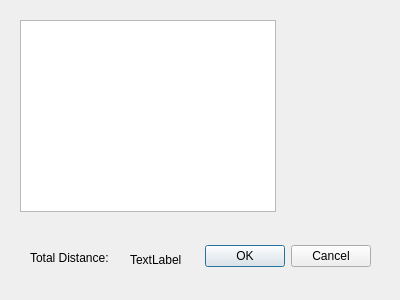
tsukidan/CS1D-Project-1, file routedisplayer.ui: the form before one commit.
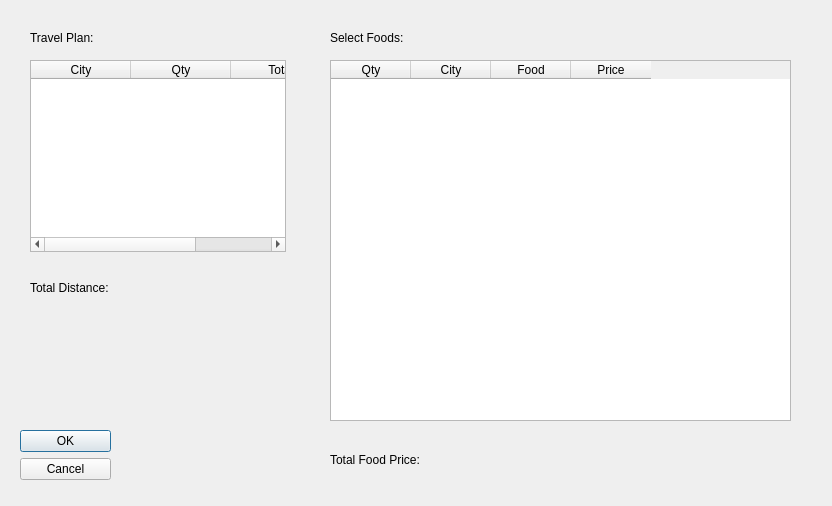
The form after the commit.

Commit message: Added foodshoppingcartitem, cityshoppingcartitem.  Changed displayfoodsforcity, routedisplayer, added functions to sqldatabase.

Patch:
```diff
--- a/routedisplayer.ui
+++ b/routedisplayer.ui
@@ -6,8 +6,8 @@
    <rect>
     <x>0</x>
     <y>0</y>
-    <width>400</width>
-    <height>300</height>
+    <width>832</width>
+    <height>506</height>
    </rect>
   </property>
   <property name="windowTitle">
@@ -16,34 +16,49 @@
   <widget class="QDialogButtonBox" name="buttonBox">
    <property name="geometry">
     <rect>
-     <x>30</x>
-     <y>240</y>
-     <width>341</width>
-     <height>32</height>
+     <x>20</x>
+     <y>430</y>
+     <width>91</width>
+     <height>61</height>
     </rect>
    </property>
    <property name="orientation">
-    <enum>Qt::Horizontal</enum>
+    <enum>Qt::Vertical</enum>
    </property>
    <property name="standardButtons">
     <set>QDialogButtonBox::Cancel|QDialogButtonBox::Ok</set>
    </property>
   </widget>
-  <widget class="QListWidget" name="routeList">
+  <widget class="QTableWidget" name="routeList">
    <property name="geometry">
     <rect>
-     <x>20</x>
-     <y>20</y>
+     <x>30</x>
+     <y>60</y>
      <width>256</width>
      <height>192</height>
     </rect>
    </property>
+   <column>
+    <property name="text">
+     <string>City</string>
+    </property>
+   </column>
+   <column>
+    <property name="text">
+     <string>Qty</string>
+    </property>
+   </column>
+   <column>
+    <property name="text">
+     <string>Total</string>
+    </property>
+   </column>
   </widget>
   <widget class="QLabel" name="label">
    <property name="geometry">
     <rect>
      <x>30</x>
-     <y>250</y>
+     <y>280</y>
      <width>101</width>
      <height>16</height>
     </rect>
@@ -55,14 +70,108 @@
   <widget class="QLabel" name="TotalDistance">
    <property name="geometry">
     <rect>
-     <x>130</x>
-     <y>250</y>
+     <x>140</x>
+     <y>280</y>
      <width>51</width>
      <height>20</height>
     </rect>
    </property>
    <property name="text">
-    <string>TextLabel</string>
+    <string/>
+   </property>
+  </widget>
+  <widget class="QLabel" name="label_2">
+   <property name="geometry">
+    <rect>
+     <x>330</x>
+     <y>30</y>
+     <width>211</width>
+     <height>16</height>
+    </rect>
+   </property>
+   <property name="text">
+    <string>Select Foods:</string>
+   </property>
+  </widget>
+  <widget class="QLabel" name="label_3">
+   <property name="geometry">
+    <rect>
+     <x>30</x>
+     <y>30</y>
+     <width>151</width>
+     <height>16</height>
+    </rect>
+   </property>
+   <property name="text">
+    <string>Travel Plan:</string>
+   </property>
+  </widget>
+  <widget class="QTableWidget" name="SelectFoodTable">
+   <property name="geometry">
+    <rect>
+     <x>330</x>
+     <y>60</y>
+     <width>461</width>
+     <height>361</height>
+    </rect>
+   </property>
+   <property name="sortingEnabled">
+    <bool>true</bool>
+   </property>
+   <property name="columnCount">
+    <number>4</number>
+   </property>
+   <attribute name="horizontalHeaderDefaultSectionSize">
+    <number>80</number>
+   </attribute>
+   <attribute name="verticalHeaderVisible">
+    <bool>false</bool>
+   </attribute>
+   <column>
+    <property name="text">
+     <string>Qty</string>
+    </property>
+   </column>
+   <column>
+    <property name="text">
+     <string>City</string>
+    </property>
+   </column>
+   <column>
+    <property name="text">
+     <string>Food</string>
+    </property>
+   </column>
+   <column>
+    <property name="text">
+     <string>Price</string>
+    </property>
+   </column>
+  </widget>
+  <widget class="QLabel" name="TotalFoodPrice">
+   <property name="geometry">
+    <rect>
+     <x>460</x>
+     <y>450</y>
+     <width>51</width>
+     <height>20</height>
+    </rect>
+   </property>
+   <property name="text">
+    <string/>
+   </property>
+  </widget>
+  <widget class="QLabel" name="label_4">
+   <property name="geometry">
+    <rect>
+     <x>330</x>
+     <y>450</y>
+     <width>121</width>
+     <height>20</height>
+    </rect>
+   </property>
+   <property name="text">
+    <string>Total Food Price:</string>
    </property>
   </widget>
  </widget>
```
The commit also changes 11 other files.
